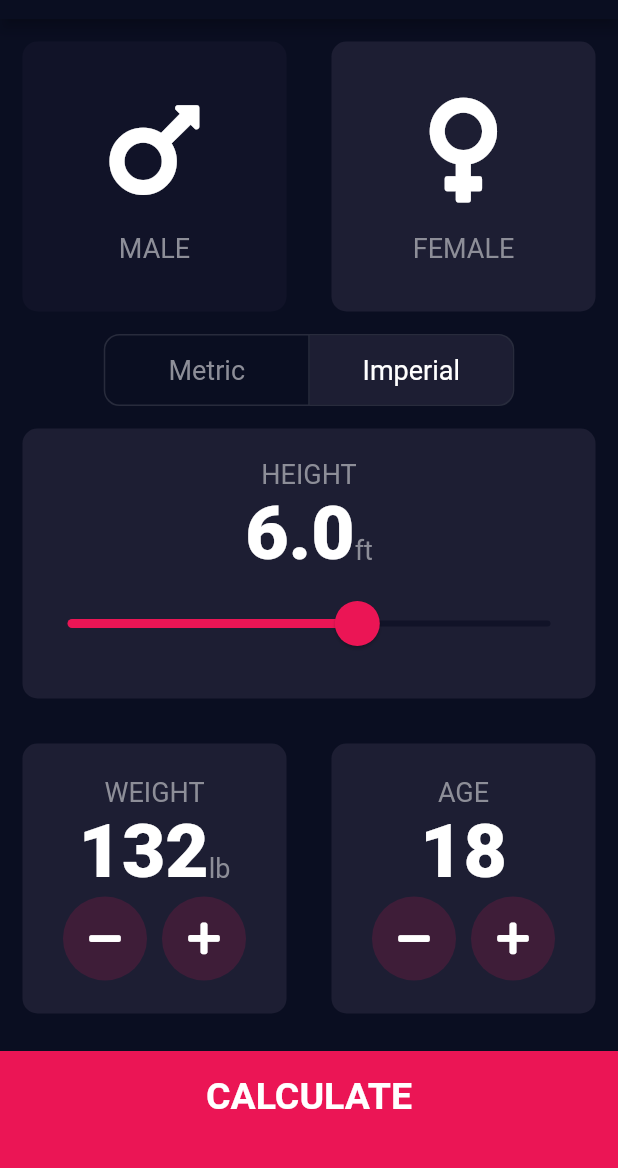
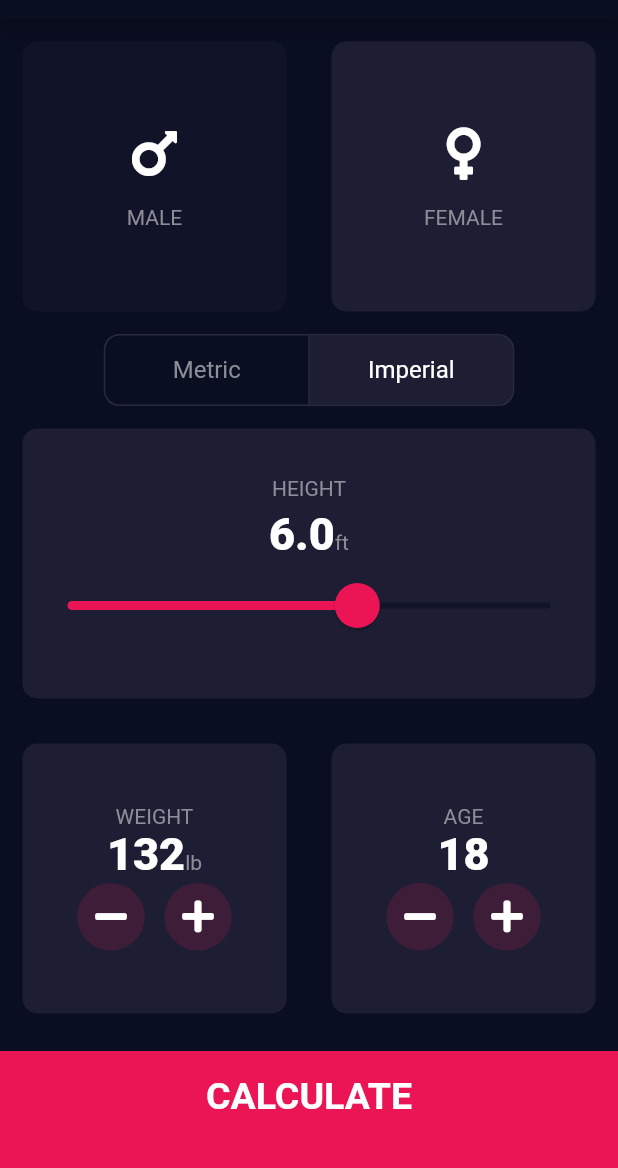
Before and after one commit to gauravbharat/flutter_bmi, a Flutter app: the InputPage screen opened by its route, on a phone screen of 412 x 824 dp, the part 65-1233 px from its top. Run offline on Flutter 3.47's test engine with Material 2 defaults, Android fonts, the phone set to English and light mode, and no system bars; our stand-ins replace font_awesome_flutter, shared_preferences; accounts and stored records are empty.

Commit message:
layout fixes plus added launch imgs

```diff
--- a/lib/components/reusable_text_container.dart
+++ b/lib/components/reusable_text_container.dart
@@ -7,6 +7,7 @@ class ReusableTextContainer extends StatefulWidget {
     @required this.colour,
     @required this.iconText,
     @required this.maxLength,
+    @required this.keyboardType,
     this.hintText,
     this.inputFormattersList,
     this.controller,
@@ -20,6 +21,7 @@ class ReusableTextContainer extends StatefulWidget {
   final int maxLength;
   final TextEditingController controller;
   final String initTextValue;
+  final TextInputType keyboardType;
 
   @override
   _ReusableTextContainerState createState() => _ReusableTextContainerState();
@@ -32,7 +34,6 @@ class _ReusableTextContainerState extends State<ReusableTextContainer> {
 
   @override
   void initState() {
-    // TODO: implement initState
     super.initState();
     _suffixText = (widget.iconText == 'Height')
         ? 'ft'
@@ -129,7 +130,7 @@ class _ReusableTextContainerState extends State<ReusableTextContainer> {
         ),
         maxLength: widget.maxLength,
         cursorColor: widget.colour,
-        keyboardType: TextInputType.number,
+        keyboardType: widget.keyboardType,
         inputFormatters: widget.inputFormattersList,
         onChanged: (value) => _setHelperText(value),
       ),
--- a/lib/components/round_icon_button.dart
+++ b/lib/components/round_icon_button.dart
@@ -16,8 +16,8 @@ class RoundIconButton extends StatelessWidget {
     return RawMaterialButton(
       elevation: 0.0,
       constraints: BoxConstraints.tightFor(
-        width: 56.0,
-        height: 56.0,
+        width: 45.0,
+        height: 45.0,
       ),
       shape: CircleBorder(),
       // shape:
--- a/lib/constants.dart
+++ b/lib/constants.dart
@@ -20,9 +20,9 @@ const Color kInactiveCardColour = Color(0xFF111328);
 const Color kBottomContainerColour = Color(0xFFEB1555);
 const Color kOverlayColour = Color(0x29EB1555);
 
-const double kIconSize = 80.0;
+const double kIconSize = 40.0;
 const double kSizedBoxHeight = 15.0;
-const double kFontSize = 18.0;
+const double kFontSize = 14.0;
 const Color kIconColour = Color(0xFF8D8E98);
 const TextStyle kStyleLabelText = TextStyle(
   fontSize: kFontSize,
@@ -30,7 +30,7 @@ const TextStyle kStyleLabelText = TextStyle(
 );
 
 const TextStyle kStyleLargeFontWt = TextStyle(
-  fontSize: 50.0,
+  fontSize: 30.0,
   fontWeight: FontWeight.w900,
 );
 
--- a/lib/screens/input_page.dart
+++ b/lib/screens/input_page.dart
@@ -271,6 +271,7 @@ class _InputPageState extends State<InputPage> {
       ),
       body: Column(
         crossAxisAlignment: CrossAxisAlignment.stretch,
+        mainAxisSize: MainAxisSize.min,
         children: <Widget>[
           _genderCards(),
           _measurementToggle(),
@@ -364,7 +365,7 @@ class _InputPageState extends State<InputPage> {
           color: kIconColour,
           borderRadius: BorderRadius.circular(10.0),
           textStyle: TextStyle(
-            fontSize: 18.0,
+            fontSize: 16.0,
           ),
           children: [
             Padding(
@@ -451,6 +452,9 @@ class _InputPageState extends State<InputPage> {
           Text(
             'HEIGHT',
             style: kStyleLabelText,
+          ),
+          SizedBox(
+            height: 5.0,
           ),
           Row(
             mainAxisAlignment: MainAxisAlignment.center,
```
Also changed, not shown: lib/screens/profile_page.dart (+26 -23 lines), lib/screens/settings_page.dart (+7 -1 lines), lib/screens/user_profiles.dart (deleted, +0 -24 lines), 6 other files.
